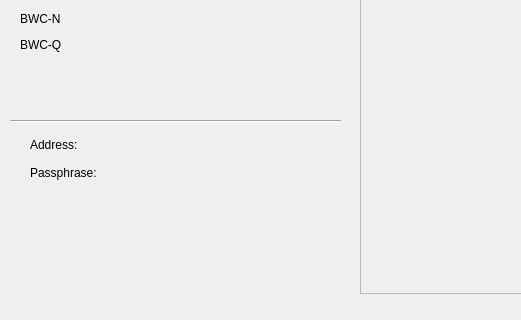
First picture: the form in client/gui/mainwindow.ui, repository TemplateName56/Blockchain_Wallet, before the edit; both pictures show x 0 to 521 and y 87 to 407 of the 800 by 600 pixel window.
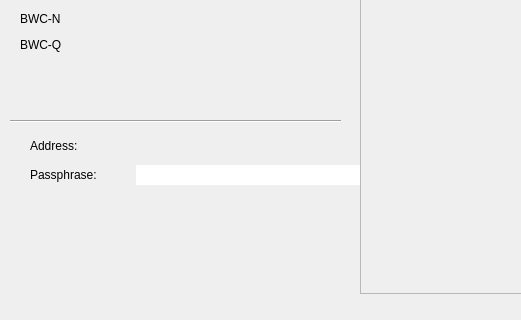
Second picture: the form after the edit. The open tabs and pages were chosen to show the change.

```diff
--- a/client/gui/mainwindow.ui
+++ b/client/gui/mainwindow.ui
@@ -79,7 +79,7 @@
         <x>30</x>
         <y>220</y>
         <width>361</width>
-        <height>53</height>
+        <height>55</height>
        </rect>
       </property>
       <layout class="QVBoxLayout" name="verticalLayout">
@@ -147,21 +147,12 @@
           </widget>
          </item>
          <item>
-          <widget class="QLabel" name="walletKeyLabel">
-           <property name="sizePolicy">
-            <sizepolicy hsizetype="Fixed" vsizetype="Fixed">
-             <horstretch>0</horstretch>
-             <verstretch>0</verstretch>
-            </sizepolicy>
+          <widget class="QLineEdit" name="walletKeyLabel">
+           <property name="frame">
+            <bool>false</bool>
            </property>
-           <property name="minimumSize">
-            <size>
-             <width>250</width>
-             <height>20</height>
-            </size>
-           </property>
-           <property name="text">
-            <string/>
+           <property name="readOnly">
+            <bool>true</bool>
            </property>
           </widget>
          </item>
```
Left out of the diff: 2 changed lines with no effect on the pictures.
